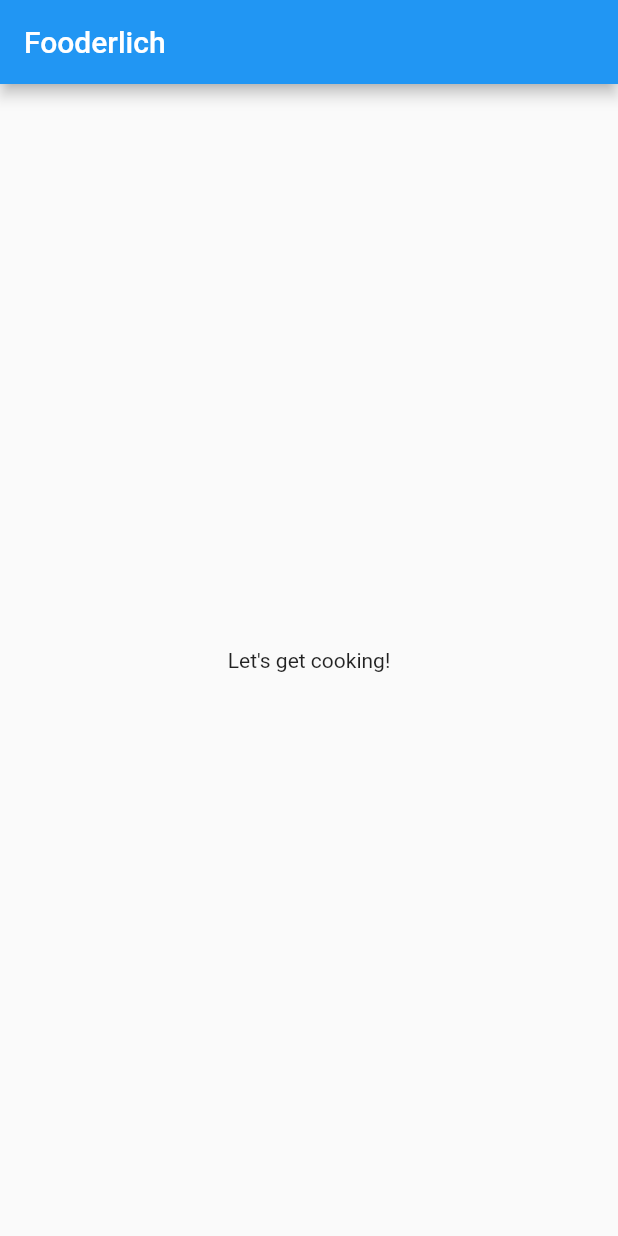
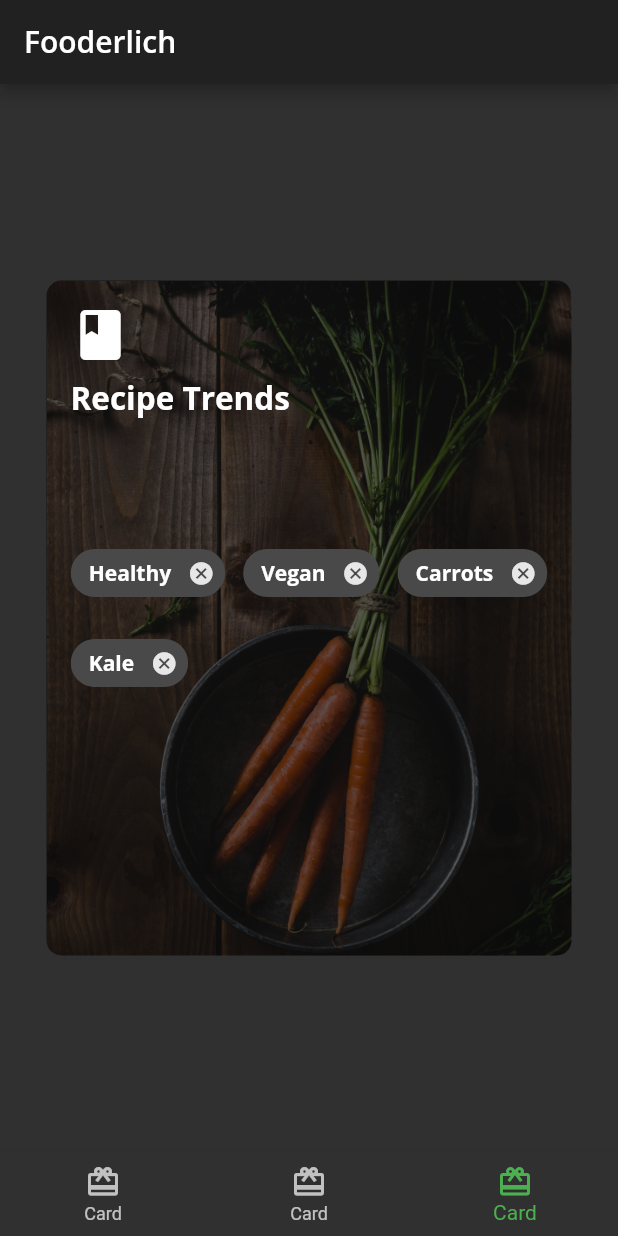
Before and after one commit to 9OSU1G02/Fooderlich, a Flutter app: the screen it shows after launch, on a phone screen of 412 x 824 dp. Run offline on Flutter 3.47's test engine with Material 2 defaults, Android fonts, the phone set to English and light mode, and no system bars; our stand-ins replace google_fonts.

Commit message:
created 3 card

```diff
--- /dev/null
+++ b/lib/card3.dart
@@ -0,0 +1,99 @@
+import 'dart:developer';
+import 'package:flutter/material.dart';
+import 'package:fooderlich/fooderlich_theme.dart';
+
+class Card3 extends StatelessWidget {
+  const Card3({super.key});
+  @override
+  Widget build(BuildContext context) {
+    return Center(
+      child: Container(
+        constraints: const BoxConstraints.expand(
+          width: 350,
+          height: 450,
+        ),
+        decoration: const BoxDecoration(
+          image: DecorationImage(
+            image: AssetImage('assets/mag2.png'),
+            fit: BoxFit.cover,
+          ),
+          borderRadius: BorderRadius.all(
+            Radius.circular(10.0),
+          ),
+        ),
+        child: Stack(
+          children: [
+            Container(
+              decoration: BoxDecoration(
+                color: Colors.black.withOpacity(0.6),
+                borderRadius: const BorderRadius.all(
+                  Radius.circular(10.0),
+                ),
+              ),
+            ),
+            Container(
+              padding: const EdgeInsets.all(16),
+              child: Column(
+                crossAxisAlignment: CrossAxisAlignment.start,
+                children: [
+                  const Icon(
+                    Icons.book,
+                    color: Colors.white,
+                    size: 40,
+                  ),
+                  const SizedBox(
+                    height: 8,
+                  ),
+                  Text(
+                    'Recipe Trends',
+                    style: FooderlichTheme.darkTextTheme.displayMedium,
+                  ),
+                  const SizedBox(
+                    height: 30,
+                  ),
+                ],
+              ),
+            ),
+            Center(
+              child: Wrap(
+                alignment: WrapAlignment.start,
+                spacing: 12,
+                runSpacing: 12,
+                children: [
+                  Chip(
+                    label: Text(
+                      "Healthy",
+                      style: FooderlichTheme.darkTextTheme.bodyLarge,
+                    ),
+                   onDeleted: () => log("delete"),
+                  ),
+                  Chip(
+                    label: Text(
+                      "Vegan",
+                      style: FooderlichTheme.darkTextTheme.bodyLarge,
+                    ),
+                    onDeleted: () => log("delete"),
+                  ),
+                  Chip(
+                    label: Text(
+                      "Carrots",
+                      style: FooderlichTheme.darkTextTheme.bodyLarge,
+                    ),
+                    onDeleted: () => log("delete"),
+                  ),
+                  Chip(
+                    label: Text(
+                      "Kale",
+                      style: FooderlichTheme.darkTextTheme.bodyLarge,
+                    ),
+                    onDeleted: () => log("delete"),
+                  ),
+                ],
+              ),
+            ),
+          ],
+        ),
+      ),
+    );
+  }
+}
--- /dev/null
+++ b/lib/fooderlich_theme.dart
@@ -0,0 +1,107 @@
+import 'package:flutter/material.dart';
+import 'package:google_fonts/google_fonts.dart';
+
+class FooderlichTheme {
+  // 1
+  static TextTheme lightTextTheme = TextTheme(
+    bodyLarge: GoogleFonts.openSans(
+      fontSize: 14.0,
+      fontWeight: FontWeight.w700,
+      color: Colors.black,
+    ),
+    displayLarge: GoogleFonts.openSans(
+      fontSize: 32.0,
+      fontWeight: FontWeight.bold,
+      color: Colors.black,
+    ),
+    displayMedium: GoogleFonts.openSans(
+      fontSize: 21.0,
+      fontWeight: FontWeight.w700,
+      color: Colors.black,
+    ),
+    displaySmall: GoogleFonts.openSans(
+      fontSize: 16.0,
+      fontWeight: FontWeight.w600,
+      color: Colors.black,
+    ),
+    titleLarge: GoogleFonts.openSans(
+      fontSize: 20.0,
+      fontWeight: FontWeight.w600,
+      color: Colors.black,
+    ),
+  );
+
+  // 2
+  static TextTheme darkTextTheme = TextTheme(
+    bodyLarge: GoogleFonts.openSans(
+      fontSize: 14.0,
+      fontWeight: FontWeight.w700,
+      color: Colors.white,
+    ),
+    displayLarge: GoogleFonts.openSans(
+      fontSize: 32.0,
+      fontWeight: FontWeight.bold,
+      color: Colors.white,
+    ),
+    displayMedium: GoogleFonts.openSans(
+      fontSize: 21.0,
+      fontWeight: FontWeight.w700,
+      color: Colors.white,
+    ),
+    displaySmall: GoogleFonts.openSans(
+      fontSize: 16.0,
+      fontWeight: FontWeight.w600,
+      color: Colors.white,
+    ),
+    titleLarge: GoogleFonts.openSans(
+      fontSize: 20.0,
+      fontWeight: FontWeight.w600,
+      color: Colors.white,
+    ),
+  );
+
+  // 3
+  static ThemeData light() {
+    return ThemeData(
+      brightness: Brightness.light,
+      checkboxTheme: CheckboxThemeData(
+        fillColor: MaterialStateColor.resolveWith(
+          (states) {
+            return Colors.black;
+          },
+        ),
+      ),
+      appBarTheme: const AppBarTheme(
+        foregroundColor: Colors.black,
+        backgroundColor: Colors.white,
+      ),
+      floatingActionButtonTheme: const FloatingActionButtonThemeData(
+        foregroundColor: Colors.white,
+        backgroundColor: Colors.black,
+      ),
+      bottomNavigationBarTheme: const BottomNavigationBarThemeData(
+        selectedItemColor: Colors.green,
+      ),
+      textTheme: lightTextTheme,
+    );
+  }
+
+  // 4
+  static ThemeData dark() {
+    return ThemeData(
+      brightness: Brightness.dark,
+      appBarTheme: AppBarTheme(
+        foregroundColor: Colors.white,
+        backgroundColor: Colors.grey[900],
+      ),
+      floatingActionButtonTheme: const FloatingActionButtonThemeData(
+        foregroundColor: Colors.white,
+        backgroundColor: Colors.green,
+      ),
+      bottomNavigationBarTheme: const BottomNavigationBarThemeData(
+        selectedItemColor: Colors.green,
+      ),
+      textTheme: darkTextTheme,
+    );
+  }
+}
--- /dev/null
+++ b/lib/home.dart
@@ -0,0 +1,57 @@
+import 'package:flutter/material.dart';
+import 'package:fooderlich/card1.dart';
+import 'package:fooderlich/card2.dart';
+import 'package:fooderlich/card3.dart';
+class Home extends StatefulWidget {
+  const Home({super.key});
+
+  @override
+  State<Home> createState() => _HomeState();
+}
+
+class _HomeState extends State<Home> {
+  int _selectedIndex = 2;
+  static List<Widget> pages = <Widget>[
+    const Card1(),
+    const Card2(),
+    const Card3(),
+  ];
+
+  void _onItemTapped(int index) {
+    setState(() {
+      _selectedIndex = index;
+    });
+  }
+
+  @override
+  Widget build(BuildContext context) {
+    return Scaffold(
+      appBar: AppBar(
+        title: Text(
+          'Fooderlich',
+          style: Theme.of(context).textTheme.titleLarge,
+        ),
+      ),
+      body: pages[_selectedIndex],
+      bottomNavigationBar: BottomNavigationBar(
+          currentIndex: _selectedIndex,
+          onTap: _onItemTapped,
+          selectedItemColor:
+              Theme.of(context).textSelectionTheme.selectionColor,
+          items: const [
+            BottomNavigationBarItem(
+              icon: Icon(Icons.card_giftcard),
+              label: 'Card',
+            ),
+            BottomNavigationBarItem(
+              icon: Icon(Icons.card_giftcard),
+              label: 'Card',
+            ),
+            BottomNavigationBarItem(
+              icon: Icon(Icons.card_giftcard),
+              label: 'Card',
+            ),
+          ]),
+    );
+  }
+}
--- a/lib/main.dart
+++ b/lib/main.dart
@@ -1,4 +1,6 @@
 import 'package:flutter/material.dart';
+import 'package:fooderlich/fooderlich_theme.dart';
+import 'package:fooderlich/home.dart';
 
 void main() {
   runApp(const Fooderlich());
@@ -10,27 +12,12 @@ class Fooderlich extends StatelessWidget {
   // This widget is the root of your application.
   @override
   Widget build(BuildContext context) {
+    final theme = FooderlichTheme.dark();
     return MaterialApp(
       title: 'Fooderlich',
-      theme: ThemeData(
-        // This is the theme of your application.
-        //
-        // Try running your application with "flutter run". You'll see the
-        // application has a blue toolbar. Then, without quitting the app, try
-        // changing the primarySwatch below to Colors.green and then invoke
-        // "hot reload" (press "r" in the console where you ran "flutter run",
-        // or simply save your changes to "hot reload" in a Flutter IDE).
-        // Notice that the counter didn't reset back to zero; the application
-        // is not restarted.
-        primarySwatch: Colors.blue,
-      ),
-      home: Scaffold(
-          appBar: AppBar(
-            title: const Text('Fooderlich'),
-          ),
-          body: const Center(
-            child: Text('Let\'s get cooking!'),
-          )),
+      theme: theme,
+      home: const Home(),
+      debugShowCheckedModeBanner: false,
     );
   }
 }
```
Also changed, not shown: lib/author_card.dart (added, +58 -0 lines), lib/card1.dart (added, +49 -0 lines), lib/card2.dart (added, +58 -0 lines), lib/circle_image.dart (added, +19 -0 lines), pubspec.yaml (+4 -5 lines), assets/author_katz.jpeg (added), assets/mag1.png (added), assets/mag2.png (added), assets/mag3.png (added), assets/mag4.png (added), assets/mag5.png (added), 3 other files.
